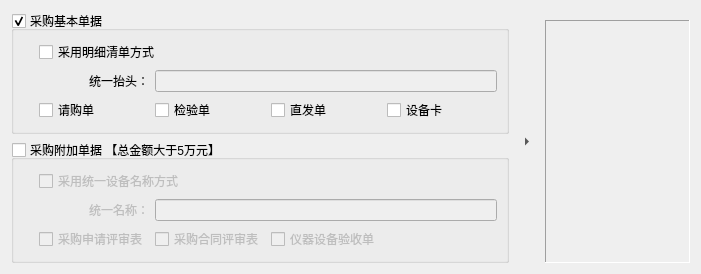
Above: views/sheets_print_template.ui from earlideal/jiandan before the change. Below: the same form after it.
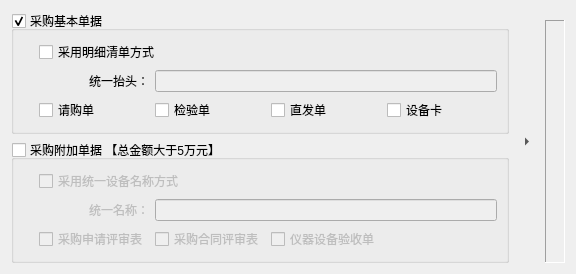
That is the form after the change.

What changed in the file:
```diff
--- a/views/sheets_print_template.ui
+++ b/views/sheets_print_template.ui
@@ -6,7 +6,7 @@
    <rect>
     <x>0</x>
     <y>0</y>
-    <width>701</width>
+    <width>575</width>
     <height>262</height>
    </rect>
   </property>
@@ -254,9 +254,6 @@
         <enum>QFrame::Sunken</enum>
        </property>
        <layout class="QHBoxLayout" name="horizontalLayout">
-        <property name="margin">
-         <number>0</number>
-        </property>
         <item>
          <layout class="QVBoxLayout" name="verticalLayout_sheets"/>
         </item>
```
Left out of the diff: 2 changed lines with no effect on the pictures.
